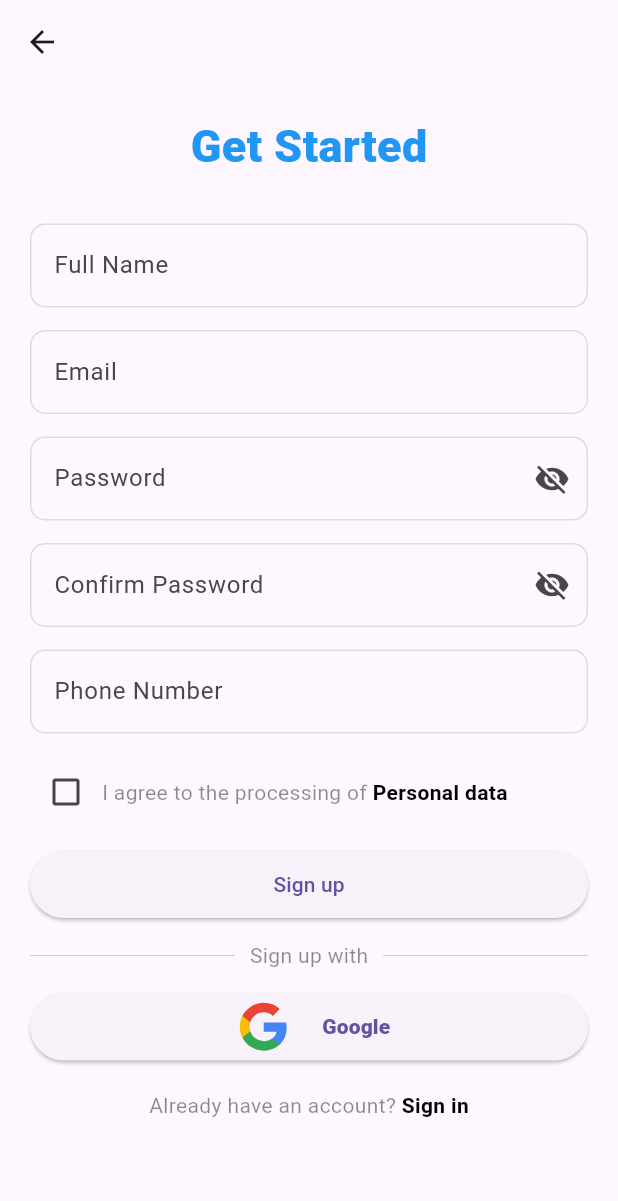
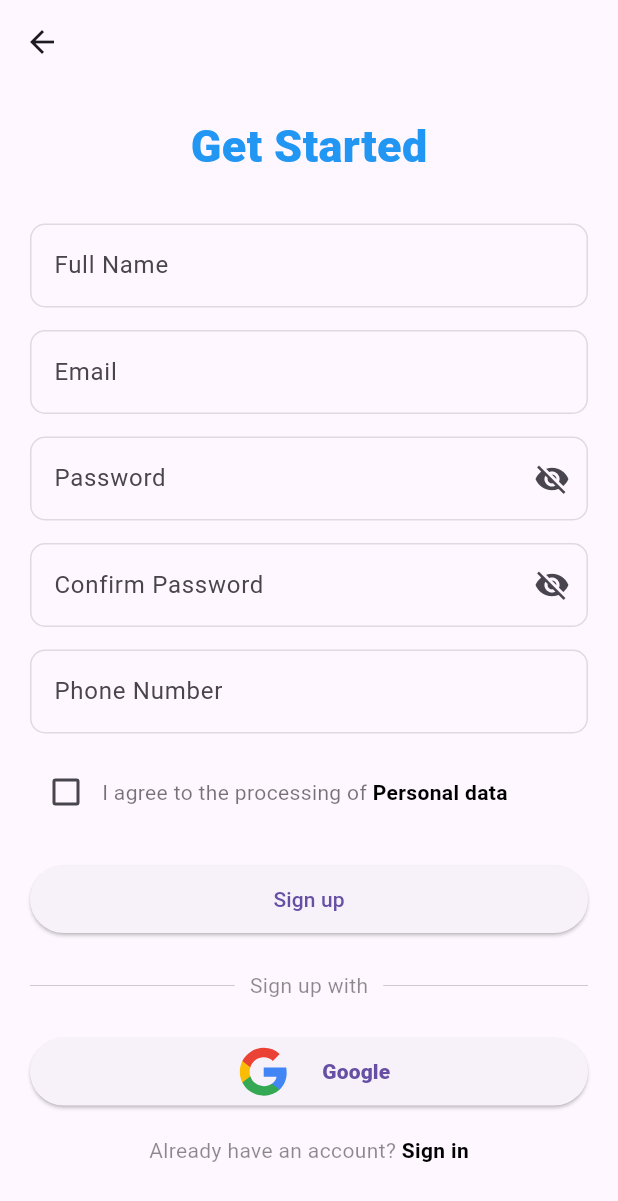
Before and after one commit to danielcyudoncy/KodaCamp_ToDo_App, a Flutter app: the SignUpScreen screen opened directly, on a phone screen of 412 x 824 dp. Shown: the top 1201 px of the screen. Run offline on Flutter 3.47's test engine with Material 3 defaults, Android fonts, the phone set to English and light mode, and no system bars; our stand-ins replace flutter_slidable, flutter_svg, gap.

Commit message:
commit before assignment

```diff
--- a/lib/pages/signup_screen.dart
+++ b/lib/pages/signup_screen.dart
@@ -223,7 +223,7 @@ class _SignUpScreenState extends State<SignUpScreen> {
                     ),
                     const Text(
                       'I agree to the processing of ',
-                      style: TextStyle(color: Colors.black45),
+                      style: TextStyle(color: Colors.black54),
                     ),
                     const Text(
                       'Personal data',
@@ -232,7 +232,7 @@ class _SignUpScreenState extends State<SignUpScreen> {
                     ),
                   ],
                 ),
-                const SizedBox(height: 15.0),
+                const SizedBox(height: 25.0),
                 SizedBox(
                   height: 45,
                   width: double.infinity,
@@ -260,7 +260,7 @@ class _SignUpScreenState extends State<SignUpScreen> {
                     child: const Text('Sign up'),
                   ),
                 ),
-                const SizedBox(height: 15.0),
+                const SizedBox(height: 25.0),
                 // sign up with google
                 Row(
                   mainAxisAlignment: MainAxisAlignment.center,
@@ -287,7 +287,7 @@ class _SignUpScreenState extends State<SignUpScreen> {
                     ),
                   ],
                 ),
-                const SizedBox(height: 15.0),
+                const SizedBox(height: 25.0),
                 SizedBox(
                   width: double.infinity,
                   height: 45,
--- a/lib/util/task_widget.dart
+++ b/lib/util/task_widget.dart
@@ -2,8 +2,7 @@ import 'package:flutter/material.dart';
 import 'package:flutter_slidable/flutter_slidable.dart';
 
 class TaskWidget extends StatelessWidget {
-  const TaskWidget({
-    Key? key,
+  const TaskWidget({super.key,
     required this.taskName,
     required this.taskCompleted,
     required this.onChanged,
```
Also changed, not shown: pubspec.lock, 7 other files.
